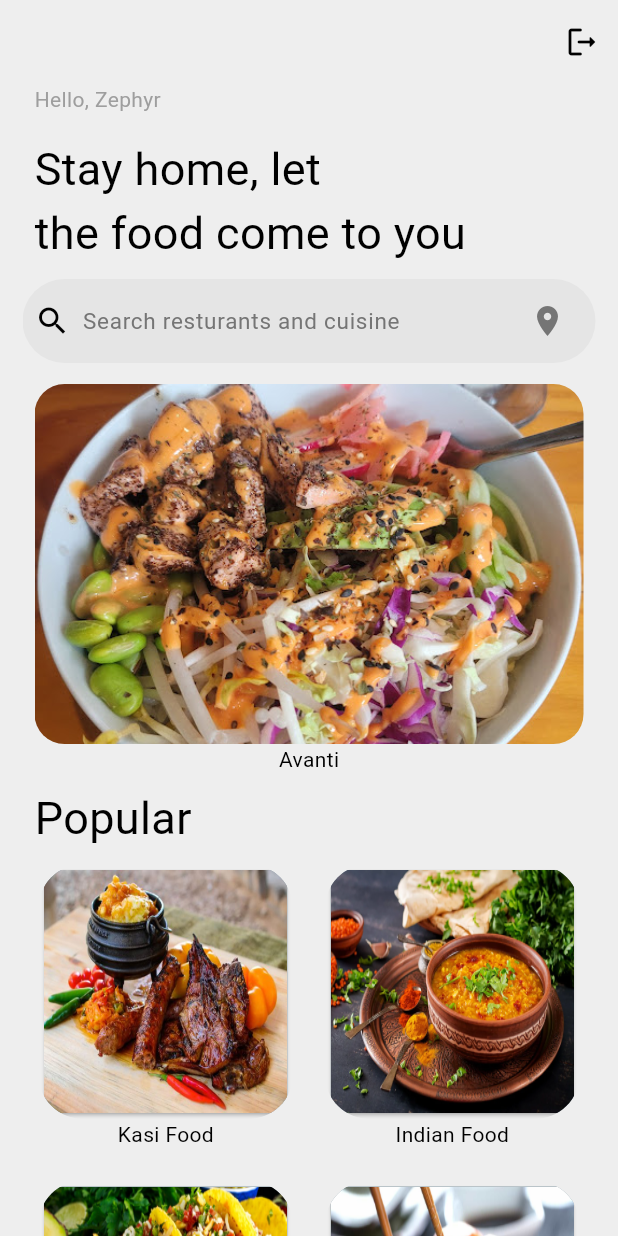
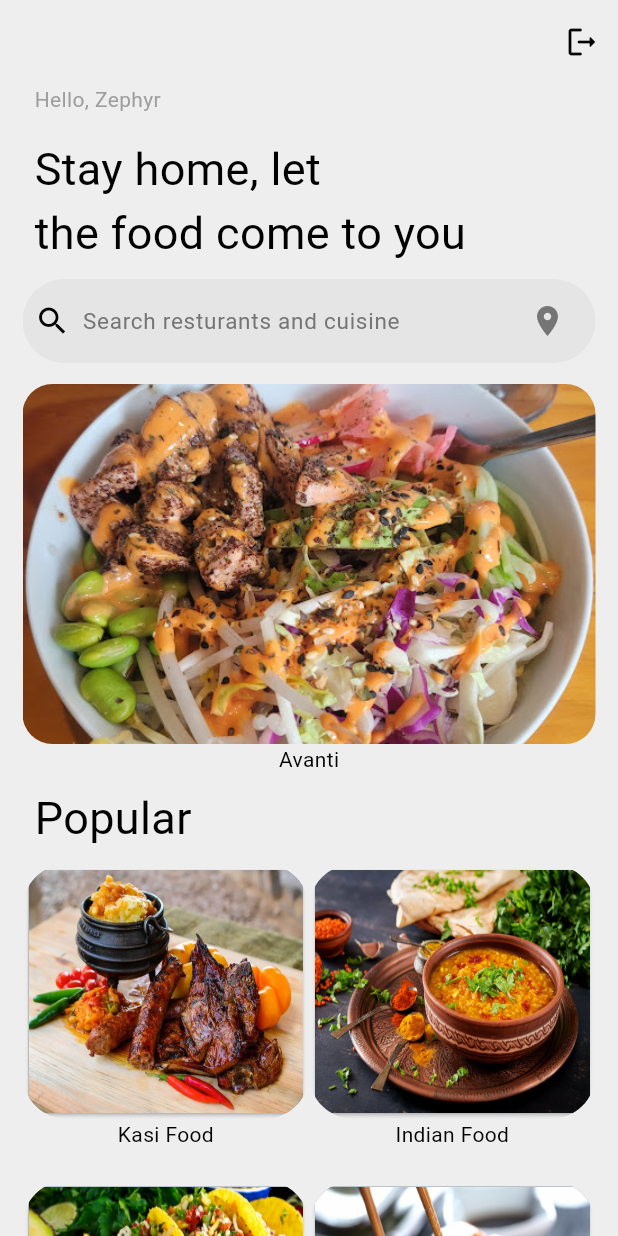
Before and after one commit to Zephyr224/Food-Delivery-App, a Flutter app: the screen it shows once a user with an empty profile is signed in, on a phone screen of 412 x 824 dp. Run offline on Flutter 3.47's test engine with Material 3 defaults, Android fonts, the phone set to English and light mode, and no system bars; our stand-ins replace cloud_firestore, firebase_auth, firebase_core; accounts and stored records are empty.

```diff
--- a/lib/src/example_feature/views/home_page.dart
+++ b/lib/src/example_feature/views/home_page.dart
@@ -18,6 +18,9 @@ class HomePage extends StatefulWidget {
 class _HomePageState extends State<HomePage> {
   // late TextEditingController searchController;
 
+  // instantiate slider data
+  SliderData sliderData = SliderData();
+
   // instantiate text controllers
   late FocusNode focusNode;
 
@@ -27,6 +30,8 @@ class _HomePageState extends State<HomePage> {
 
     // searchController = TextEditingController();
 
+    context.read<SliderData>().startTimer();
+
     focusNode = FocusNode();
   }
 
@@ -35,6 +40,9 @@ class _HomePageState extends State<HomePage> {
     super.dispose();
     focusNode.dispose();
     // searchController.dispose();
+
+    sliderData.timer?.cancel();
+    sliderData.pageController.dispose();
   }
 
   @override
@@ -141,16 +149,14 @@ class _HomePageState extends State<HomePage> {
                 expandedHeight: 260,
                 collapsedHeight: 260,
                 flexibleSpace: Consumer<SliderData>(
-                  builder: (context, value, child) {
+                  builder: (context, sliderValue, child) {
                     return PageView.builder(
-                      controller: value.pageController,
+                      controller: sliderValue.pageController,
                       allowImplicitScrolling: true,
                       itemCount: FoodInfo.foodSpecials.length,
-                      onPageChanged: value.onPageChanged,
+                      onPageChanged: sliderValue.onPageChanged,
                       itemBuilder: (context, index) {
-                        return Padding(
-                          padding: const EdgeInsets.symmetric(horizontal: 8),
-                          child: Column(
+                        return Column(
                           mainAxisAlignment: MainAxisAlignment.start,
                           children: [
                             SizedBox(
@@ -168,7 +174,6 @@ class _HomePageState extends State<HomePage> {
                               FoodInfo.foodSpecialsNames[index],
                             ),
                           ],
-                          ),
                         );
                       },
                     );
@@ -202,7 +207,6 @@ class _HomePageState extends State<HomePage> {
                       children: [
                         SizedBox(
                           height: 170,
-                          width: 170,
                           child: ClipRRect(
                             borderRadius: BorderRadius.circular(30),
                             child: Card(
```
Lines whose indentation alone changed are shown as unchanged.
